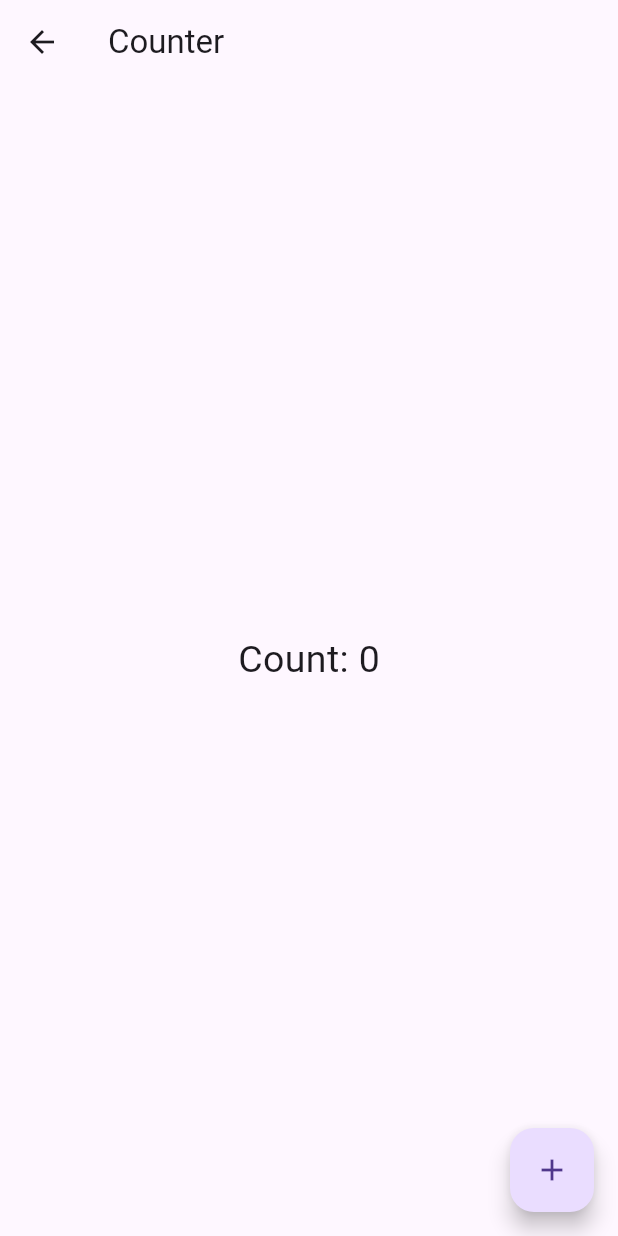
After one commit to khkred/flutter_stack, a Flutter app: the CounterScreen screen opened directly, on a phone screen of 412 x 824 dp. The commit adds this screen. Run offline on Flutter 3.47's test engine with Material 3 defaults, Android fonts, the phone set to English and light mode, and no system bars; our stand-ins replace flutter_riverpod.

Commit message:
Change Notifier Added

```diff
--- /dev/null
+++ b/lib/presentation/screens/counter_screen.dart
@@ -0,0 +1,25 @@
+import 'package:flutter/material.dart';
+import 'package:flutter_riverpod/flutter_riverpod.dart';
+import 'package:flutter_stack/providers/counter_notifier.dart';
+
+class CounterScreen extends ConsumerWidget {
+  const CounterScreen({super.key});
+
+  @override
+  Widget build(BuildContext context, WidgetRef ref) {
+    final counterNotifier = ref.watch(counterChangeNotifierProvider);
+    return Scaffold(
+      appBar: AppBar(title: const Text('Counter'),),
+      body: Center(
+        child: Text('Count: ${counterNotifier.count}', style: const TextStyle(fontSize: 25),)
+      ),
+      floatingActionButton: FloatingActionButton(
+        onPressed: () {
+          counterNotifier.increment();
+        },
+        child: const Icon(Icons.add),
+      ),
+    );
+  }
+
+}
--- a/lib/presentation/screens/home_screen.dart
+++ b/lib/presentation/screens/home_screen.dart
@@ -3,6 +3,7 @@ import 'package:flutter_riverpod/flutter_riverpod.dart';
 import 'package:flutter_stack/presentation/screens/to_do_list_screen.dart';
 
 import '../../providers/basic_providers.dart';
+import 'counter_screen.dart';
 
 
 class HomeScreen extends ConsumerWidget {
@@ -30,7 +31,10 @@ class HomeScreen extends ConsumerWidget {
               ),
               ElevatedButton(onPressed: (){
                 Navigator.push(context, MaterialPageRoute(builder: (context) => const TodoListScreen()));
-              }, child: const Text('Go to Todo List'))
+              }, child: const Text('Go to Todo List')),
+              ElevatedButton(onPressed: (){
+                Navigator.push(context, MaterialPageRoute(builder: (context) => const CounterScreen()));
+              }, child: const Text('Go to Counter Screen'))
             ],
           ),
         ),
--- /dev/null
+++ b/lib/providers/counter_notifier.dart
@@ -0,0 +1,16 @@
+import 'package:flutter/material.dart';
+import 'package:flutter_riverpod/flutter_riverpod.dart';
+
+class CounterNotifier extends ChangeNotifier {
+  int _count = 0;
+
+  int get count => _count;
+
+  void increment() {
+    _count++;
+    notifyListeners();
+  }
+
+}
+
+final counterChangeNotifierProvider = ChangeNotifierProvider((ref) => CounterNotifier());
```
